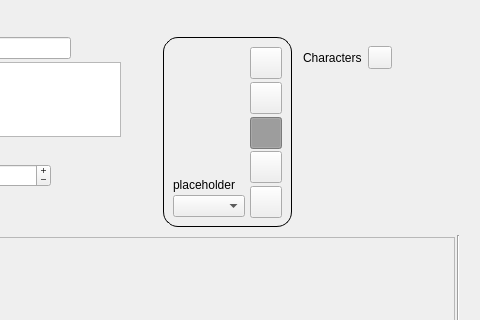
Old version of the form ui/scene_editor.ui in the repository zkovari/plotlyst; both pictures show x 474 to 954 and y 0 to 320 of the 954 by 808 pixel window.
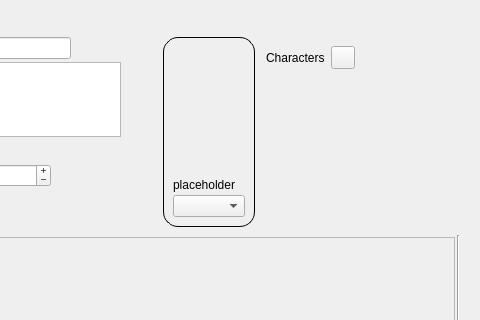
New version of the form. Custom widgets are drawn as their Qt base class.

Commit message: Remove old emotion buttons

Diff of the .ui file:
```diff
--- a/ui/scene_editor.ui
+++ b/ui/scene_editor.ui
@@ -475,252 +475,6 @@
              </item>
             </layout>
            </item>
-           <item>
-            <layout class="QVBoxLayout" name="verticalLayout_12">
-             <property name="spacing">
-              <number>3</number>
-             </property>
-             <item alignment="Qt::AlignBottom">
-              <widget class="QToolButton" name="btnVeryHappy">
-               <property name="minimumSize">
-                <size>
-                 <width>32</width>
-                 <height>32</height>
-                </size>
-               </property>
-               <property name="maximumSize">
-                <size>
-                 <width>32</width>
-                 <height>32</height>
-                </size>
-               </property>
-               <property name="cursor">
-                <cursorShape>PointingHandCursor</cursorShape>
-               </property>
-               <property name="styleSheet">
-                <string notr="true">QToolButton:checked {
-	background-color: rgb(0, 202, 148);
-}
-
-QToolButton:hover {
-	border: 1px solid rgb(0, 202, 148);
-}
-
-</string>
-               </property>
-               <property name="text">
-                <string/>
-               </property>
-               <property name="iconSize">
-                <size>
-                 <width>4</width>
-                 <height>4</height>
-                </size>
-               </property>
-               <property name="checkable">
-                <bool>true</bool>
-               </property>
-               <property name="toolButtonStyle">
-                <enum>Qt::ToolButtonTextOnly</enum>
-               </property>
-               <attribute name="buttonGroup">
-                <string notr="true">btnGroupArc</string>
-               </attribute>
-              </widget>
-             </item>
-             <item alignment="Qt::AlignBottom">
-              <widget class="QToolButton" name="btnHappy">
-               <property name="minimumSize">
-                <size>
-                 <width>32</width>
-                 <height>32</height>
-                </size>
-               </property>
-               <property name="maximumSize">
-                <size>
-                 <width>32</width>
-                 <height>32</height>
-                </size>
-               </property>
-               <property name="cursor">
-                <cursorShape>PointingHandCursor</cursorShape>
-               </property>
-               <property name="styleSheet">
-                <string notr="true">QToolButton:checked {
-	background-color: #93e5ab;
-}
-
-QToolButton:hover {
-	border: 1px solid #93e5ab;
-}</string>
-               </property>
-               <property name="text">
-                <string/>
-               </property>
-               <property name="iconSize">
-                <size>
-                 <width>4</width>
-                 <height>4</height>
-                </size>
-               </property>
-               <property name="checkable">
-                <bool>true</bool>
-               </property>
-               <property name="toolButtonStyle">
-                <enum>Qt::ToolButtonTextOnly</enum>
-               </property>
-               <attribute name="buttonGroup">
-                <string notr="true">btnGroupArc</string>
-               </attribute>
-              </widget>
-             </item>
-             <item alignment="Qt::AlignBottom">
-              <widget class="QToolButton" name="btnNeutral">
-               <property name="minimumSize">
-                <size>
-                 <width>32</width>
-                 <height>32</height>
-                </size>
-               </property>
-               <property name="maximumSize">
-                <size>
-                 <width>32</width>
-                 <height>32</height>
-                </size>
-               </property>
-               <property name="cursor">
-                <cursorShape>PointingHandCursor</cursorShape>
-               </property>
-               <property name="styleSheet">
-                <string notr="true">QToolButton::checked {
-	background-color: rgb(171, 171, 171);
-}
-
-QToolButton:hover {
-	border: 1px solid rgb(171, 171, 171);
-}</string>
-               </property>
-               <property name="text">
-                <string/>
-               </property>
-               <property name="iconSize">
-                <size>
-                 <width>4</width>
-                 <height>4</height>
-                </size>
-               </property>
-               <property name="checkable">
-                <bool>true</bool>
-               </property>
-               <property name="checked">
-                <bool>true</bool>
-               </property>
-               <property name="toolButtonStyle">
-                <enum>Qt::ToolButtonTextOnly</enum>
-               </property>
-               <attribute name="buttonGroup">
-                <string notr="true">btnGroupArc</string>
-               </attribute>
-              </widget>
-             </item>
-             <item alignment="Qt::AlignBottom">
-              <widget class="QToolButton" name="btnUnHappy">
-               <property name="minimumSize">
-                <size>
-                 <width>32</width>
-                 <height>32</height>
-                </size>
-               </property>
-               <property name="maximumSize">
-                <size>
-                 <width>32</width>
-                 <height>32</height>
-                </size>
-               </property>
-               <property name="cursor">
-                <cursorShape>PointingHandCursor</cursorShape>
-               </property>
-               <property name="styleSheet">
-                <string notr="true">QToolButton:checked {
-	background-color: rgb(255, 142, 43);
-}
-
-QToolButton:hover {
-	border: 1px solid rgb(255, 142, 43);
-}</string>
-               </property>
-               <property name="text">
-                <string/>
-               </property>
-               <property name="iconSize">
-                <size>
-                 <width>4</width>
-                 <height>4</height>
-                </size>
-               </property>
-               <property name="checkable">
-                <bool>true</bool>
-               </property>
-               <property name="toolButtonStyle">
-                <enum>Qt::ToolButtonTextOnly</enum>
-               </property>
-               <attribute name="buttonGroup">
-                <string notr="true">btnGroupArc</string>
-               </attribute>
-              </widget>
-             </item>
-             <item alignment="Qt::AlignBottom">
-              <widget class="QToolButton" name="btnVeryUnhappy">
-               <property name="minimumSize">
-                <size>
-                 <width>32</width>
-                 <height>32</height>
-                </size>
-               </property>
-               <property name="maximumSize">
-                <size>
-                 <width>32</width>
-                 <height>32</height>
-                </size>
-               </property>
-               <property name="cursor">
-                <cursorShape>PointingHandCursor</cursorShape>
-               </property>
-               <property name="styleSheet">
-                <string notr="true">QToolButton:checked {
-	background-color: rgb(239, 0, 0);
-}
-
-QToolButton:hover {
-	border: 1px solid rgb(239, 0, 0);
-}
-
-QToolButton:disabled {   
-	font: grey;
-}</string>
-               </property>
-               <property name="text">
-                <string/>
-               </property>
-               <property name="iconSize">
-                <size>
-                 <width>4</width>
-                 <height>4</height>
-                </size>
-               </property>
-               <property name="checkable">
-                <bool>true</bool>
-               </property>
-               <property name="toolButtonStyle">
-                <enum>Qt::ToolButtonTextOnly</enum>
-               </property>
-               <attribute name="buttonGroup">
-                <string notr="true">btnGroupArc</string>
-               </attribute>
-              </widget>
-             </item>
-            </layout>
-           </item>
           </layout>
          </widget>
         </item>
```
The commit also changes 1 other file.
